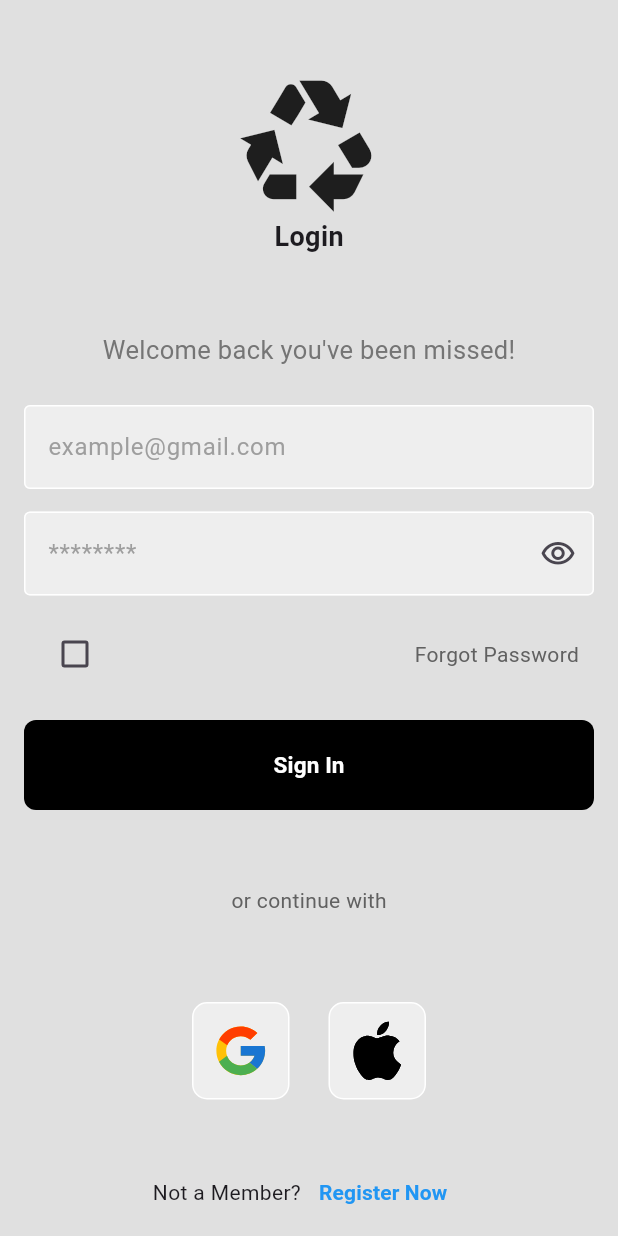
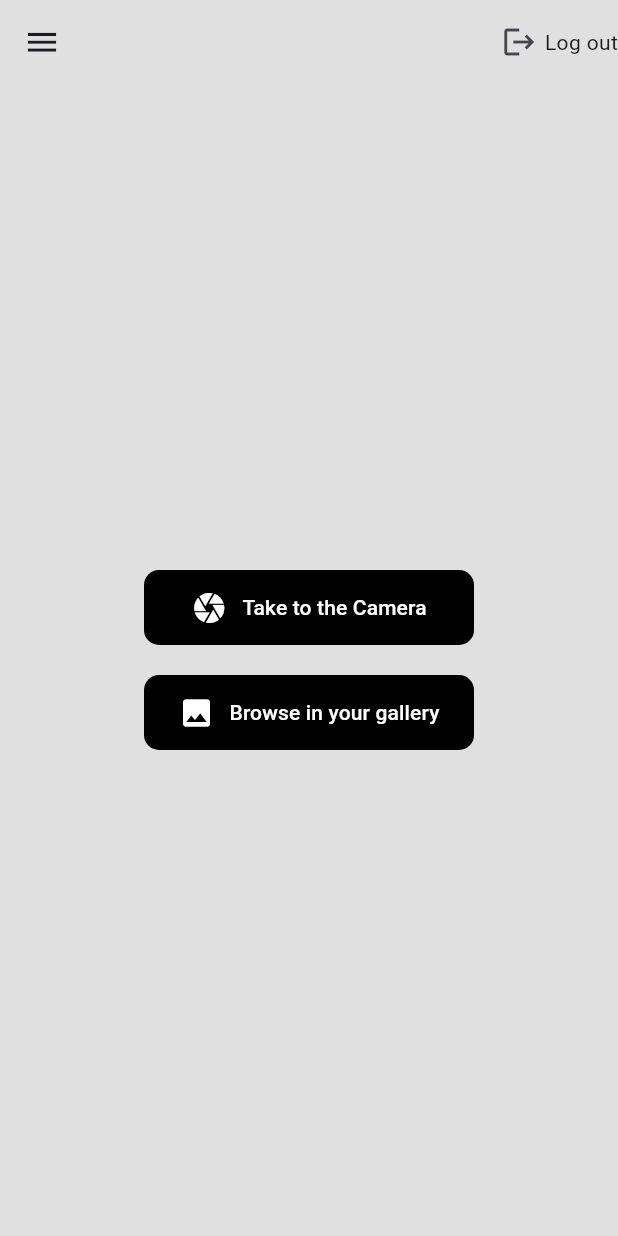
Before and after one commit to gedeastu/Camera_App_Simple, a Flutter app: the screen it shows after launch, after a tap on "Sign In", on a phone screen of 412 x 824 dp. Run offline on Flutter 3.47's test engine with Material 3 defaults, Android fonts, the phone set to English and light mode, and no system bars; our stand-ins replace flutter_svg.

Commit message:
up: idk i have done, because i forgot to commit yesterday

```diff
--- /dev/null
+++ b/camera_app/lib/pages/home.dart
@@ -0,0 +1,88 @@
+import 'package:flutter/material.dart';
+
+class Home extends StatefulWidget {
+  const Home({super.key});
+
+  @override
+  State<Home> createState() => _HomeState();
+}
+
+class _HomeState extends State<Home> {
+  @override
+  Widget build(BuildContext context) {
+    return Scaffold(
+      appBar: AppBar(
+        leading: GestureDetector(
+          onTap: (){
+
+          },
+          child: Icon(Icons.menu,size: 25,),
+        ),
+        backgroundColor: Colors.grey.shade300,
+        actions: [
+          Row(
+            children: [
+              Icon(Icons.logout),
+              SizedBox(width: 5,),
+              Text("Log out")
+            ],
+          )
+        ],
+      ),
+      backgroundColor: Colors.grey.shade300,
+      body: SafeArea(
+        child: Center(
+          child: Column(
+            mainAxisAlignment: MainAxisAlignment.center,
+            crossAxisAlignment: CrossAxisAlignment.center,
+            children: [
+
+                Container(
+                  width: 220,
+                  height: 50,
+                  decoration: BoxDecoration(
+                    color: Colors.black,
+                    borderRadius: BorderRadius.circular(10)
+                  ),
+                  child: MaterialButton(
+                    onPressed: (){
+                    },
+                    child: Row(
+                      mainAxisAlignment: MainAxisAlignment.center,
+                      children: [
+                        Icon(Icons.camera,color: Colors.white,),
+                        SizedBox(width: 10,),
+                        Text("Take to the Camera",style: TextStyle(color:Colors.white),)
+                      ],
+                    ),
+                  ),
+                ),
+                SizedBox(height: 20,),
+                Container(
+                  width: 220,
+                  height: 50,
+                  decoration: BoxDecoration(
+                    color: Colors.black,
+                    borderRadius: BorderRadius.circular(10)
+                  ),
+                  child: MaterialButton(
+                    onPressed: () {
+
+                    },
+                    child: Row(
+                      mainAxisAlignment: MainAxisAlignment.center,
+                      children: [
+                        Icon(Icons.image,color: Colors.white,),
+                        SizedBox(width: 10,),
+                        Text("Browse in your gallery",style: TextStyle(color: Colors.white),)
+                      ],
+                    ),
+                  ),
+                )
+            ],
+          ),
+        )
+      ),
+    );
+  }
+}
--- a/camera_app/lib/pages/login.dart
+++ b/camera_app/lib/pages/login.dart
@@ -1,5 +1,6 @@
 import 'package:camera_app/components/email.dart';
 import 'package:camera_app/components/password.dart';
+import 'package:camera_app/pages/home.dart';
 import 'package:camera_app/pages/register.dart';
 import 'package:flutter/material.dart';
 import 'package:flutter_svg/flutter_svg.dart';
@@ -93,7 +94,9 @@ class _LoginPageState extends State<LoginPage> {
                 child: TextButton(
                   child: const Text("Sign In",style: TextStyle(color: Colors.white,fontWeight: FontWeight.bold,fontSize: 15.0),),
                   onPressed: (){
-
+                     Navigator.of(context).pushReplacement(MaterialPageRoute(builder: (context) {
+                      return const Home();
+                    },));
                   },
                 ),
               ),
--- a/camera_app/pubspec.yaml
+++ b/camera_app/pubspec.yaml
@@ -31,6 +31,7 @@ dependencies:
   flutter:
     sdk: flutter
   flutter_svg: ^2.0.9
+  image_picker: ^1.0.5
   # The following adds the Cupertino Icons font to your application.
   # Use with the CupertinoIcons class for iOS style icons.
   cupertino_icons: ^1.0.2
@@ -44,7 +45,7 @@ dev_dependencies:
   # activated in the `analysis_options.yaml` file located at the root of your
   # package. See that file for information about deactivating specific lint
   # rules and activating additional ones.
-  flutter_lints: ^2.0.0
+  flutter_lints: ^3.0.1
 
 # For information on the generic Dart part of this file, see the
 # following page: https://dart.dev/tools/pub/pubspec
```
Also changed, not shown: camera_app/lib/pages/register.dart (+12 -12 lines), camera_app/pubspec.lock, 15 other files.
